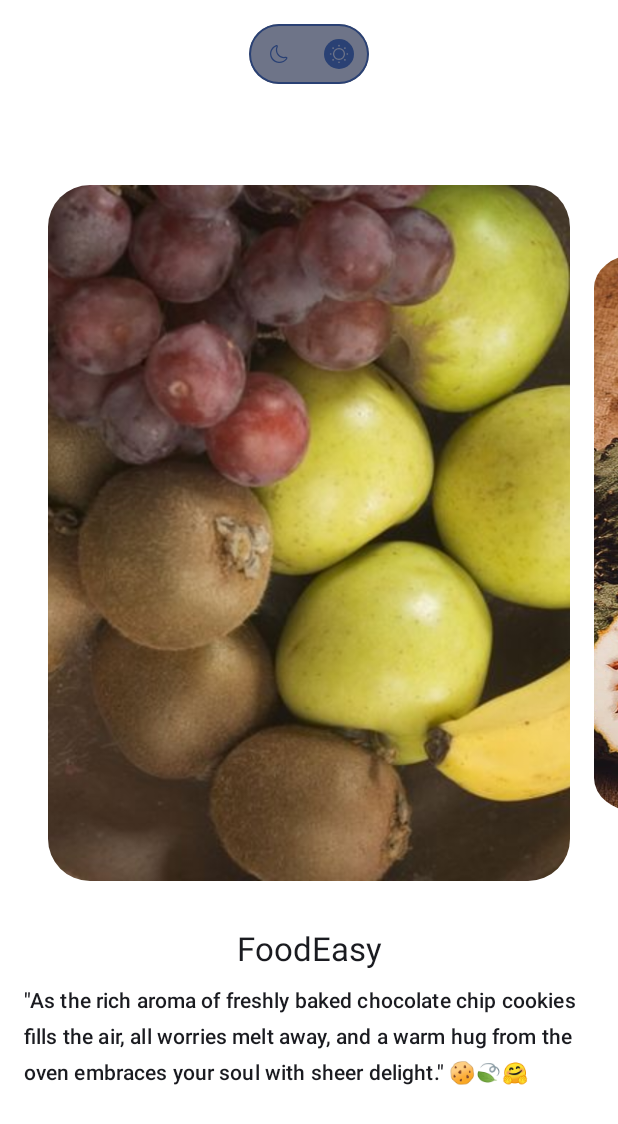
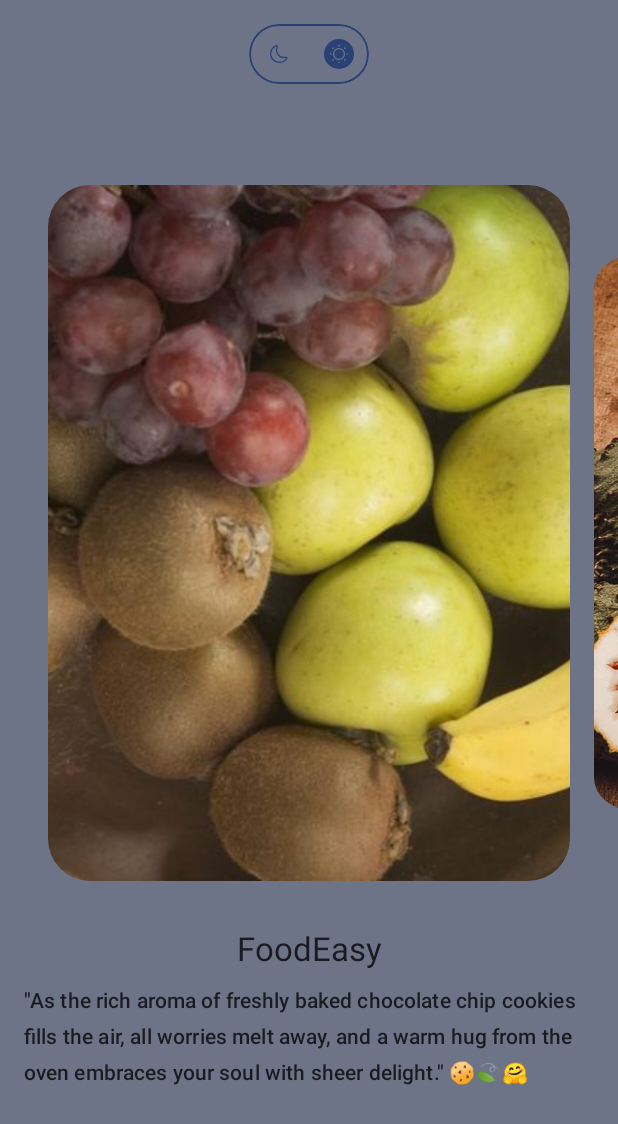
Before and after one commit to mustafa-sab3alarab/DynamicThemeToggle, an Android app built with Jetpack Compose: the screen it shows after launch (MainActivity), on a phone screen of 412 x 824 dp. Shown: the top 1124 px of the screen. Run offline under Robolectric (Android 15) with nearby library versions, the phone set to English and light mode, and no system bars; our stand-ins replace accompanist.

Commit message:
fix background color

```diff
--- a/app/src/main/java/com/pearl/team/dynamicthemetoggle/ui/screens/home/HomeScreen.kt
+++ b/app/src/main/java/com/pearl/team/dynamicthemetoggle/ui/screens/home/HomeScreen.kt
@@ -114,7 +114,7 @@ fun BackgroundAnimation(
 
             Surface(
                 modifier = Modifier.fillMaxSize(),
-                color = if (currentTheme) Color.Black else Color.White
+                color =  MaterialTheme.colorScheme.secondaryContainer
             ) {
                 Box(modifier = Modifier.fillMaxWidth().padding(top = 16.dp), contentAlignment = Alignment.TopCenter) {
                     ThemeSwitcher(
```
